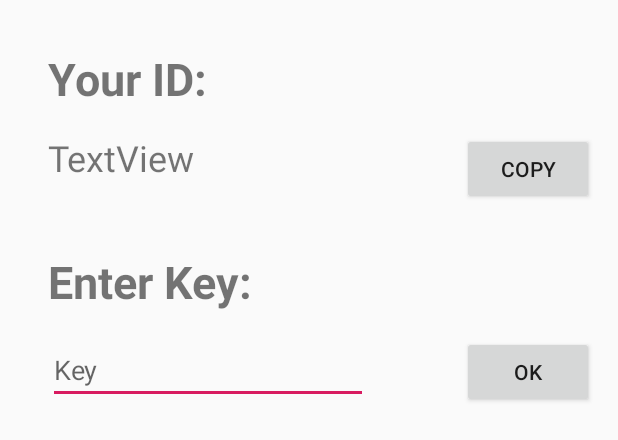
After one commit to jomaresch/TeufelsTurmOffline, an Android app: the layout activity_licence.xml on its own in the app's theme, with its tools: preview values and no code run, on a phone screen of 412 x 824 dp. The commit adds this screen. Shown: the top 440 px of the screen. Run offline under Robolectric (Android 15) with nearby library versions, the phone set to English and light mode, and no system bars.

Commit message:
- add licence key

```diff
--- a/app/src/main/java/com/dex/teufelsturmoffline/activities/SettingsActivity.java
+++ b/app/src/main/java/com/dex/teufelsturmoffline/activities/SettingsActivity.java
@@ -31,7 +31,7 @@ import java.io.OutputStream;
 public class SettingsActivity extends AppCompatActivity {
 
     private HttpTask httpTask;
-    private final int NUMBER_ROUTES = 200;
+    private final int NUMBER_ROUTES = 100;
     private ImageView infoIcon;
     private TextView infoTextIcon;
     private DatabaseHelper db;
--- a/app/src/main/java/com/dex/teufelsturmoffline/database/DatabaseManager.java
+++ b/app/src/main/java/com/dex/teufelsturmoffline/database/DatabaseManager.java
@@ -17,7 +17,7 @@ public class DatabaseManager {
     Context context;
     final String internalDBPath;
     final String internalFilePath;
-    final String mapName = "ss.map";
+    final String mapName = "sn.map";
 
     public DatabaseManager(Context context) {
         this.context = context;
--- a/app/src/main/java/com/dex/teufelsturmoffline/views/DialogRouteListFragment.java
+++ b/app/src/main/java/com/dex/teufelsturmoffline/views/DialogRouteListFragment.java
@@ -20,7 +20,6 @@ import com.dex.teufelsturmoffline.database.DatabaseHelper;
 import com.dex.teufelsturmoffline.model.Route;
 
 import java.util.List;
-import java.util.zip.Inflater;
 
 public class DialogRouteListFragment extends DialogFragment implements View.OnClickListener {
 
--- /dev/null
+++ b/app/src/main/res/layout/activity_licence.xml
@@ -0,0 +1,85 @@
+<?xml version="1.0" encoding="utf-8"?>
+<android.support.constraint.ConstraintLayout xmlns:android="http://schemas.android.com/apk/res/android"
+    xmlns:app="http://schemas.android.com/apk/res-auto"
+    xmlns:tools="http://schemas.android.com/tools"
+    android:layout_width="match_parent"
+    android:layout_height="match_parent"
+    tools:context=".activities.LicenceActivity">
+
+    <TextView
+        android:id="@+id/textView14"
+        android:layout_width="wrap_content"
+        android:layout_height="wrap_content"
+        android:layout_marginStart="32dp"
+        android:layout_marginLeft="32dp"
+        android:layout_marginTop="32dp"
+        android:text="Your ID:"
+        android:textSize="30sp"
+        android:textStyle="bold"
+        app:layout_constraintStart_toStartOf="parent"
+        app:layout_constraintTop_toTopOf="parent" />
+
+    <TextView
+        android:id="@+id/text_device_key_label"
+        android:layout_width="wrap_content"
+        android:layout_height="wrap_content"
+        android:layout_marginStart="32dp"
+        android:layout_marginLeft="32dp"
+        android:layout_marginTop="16dp"
+        android:text="TextView"
+        android:textSize="24sp"
+        app:layout_constraintEnd_toStartOf="@+id/button_copy_device_id"
+        app:layout_constraintHorizontal_bias="0.0"
+        app:layout_constraintStart_toStartOf="parent"
+        app:layout_constraintTop_toBottomOf="@+id/textView14" />
+
+    <TextView
+        android:id="@+id/Your_Key"
+        android:layout_width="wrap_content"
+        android:layout_height="wrap_content"
+        android:layout_marginStart="32dp"
+        android:layout_marginLeft="32dp"
+        android:layout_marginTop="46dp"
+        android:text="Enter Key:"
+        android:textSize="30sp"
+        android:textStyle="bold"
+        app:layout_constraintStart_toStartOf="parent"
+        app:layout_constraintTop_toBottomOf="@+id/text_device_key_label" />
+
+    <Button
+        android:id="@+id/button_copy_device_id"
+        android:layout_width="wrap_content"
+        android:layout_height="wrap_content"
+        android:layout_marginTop="16dp"
+        android:layout_marginEnd="16dp"
+        android:layout_marginRight="16dp"
+        android:text="Copy"
+        app:layout_constraintEnd_toEndOf="parent"
+        app:layout_constraintTop_toBottomOf="@+id/textView14" />
+
+    <EditText
+        android:id="@+id/edit_licence_key"
+        android:layout_width="wrap_content"
+        android:layout_height="wrap_content"
+        android:layout_marginStart="32dp"
+        android:layout_marginLeft="32dp"
+        android:layout_marginTop="16dp"
+        android:ems="10"
+        android:hint="Key"
+        android:inputType="textPersonName"
+        app:layout_constraintEnd_toStartOf="@+id/button_apply_licence_key"
+        app:layout_constraintHorizontal_bias="0.0"
+        app:layout_constraintStart_toStartOf="parent"
+        app:layout_constraintTop_toBottomOf="@+id/Your_Key" />
+
+    <Button
+        android:id="@+id/button_apply_licence_key"
+        android:layout_width="wrap_content"
+        android:layout_height="wrap_content"
+        android:layout_marginTop="16dp"
+        android:layout_marginEnd="16dp"
+        android:layout_marginRight="16dp"
+        android:text="Ok"
+        app:layout_constraintEnd_toEndOf="parent"
+        app:layout_constraintTop_toBottomOf="@+id/Your_Key" />
+</android.support.constraint.ConstraintLayout>
```
Also changed, not shown: app/src/main/AndroidManifest.xml (+9 -6 lines), app/src/main/java/com/dex/teufelsturmoffline/activities/LicenceActivity.java (added, +106 -0 lines), app/src/main/java/com/dex/teufelsturmoffline/activities/MapActivity.java (+67 -23 lines), app/src/main/java/com/dex/teufelsturmoffline/database/SettingsSaver.java (+53 -3 lines), app/src/main/java/com/dex/teufelsturmoffline/model/PeakMarker.java (+10 -8 lines), app/src/main/res/drawable/crosshairs_solid.xml (added, +11 -0 lines), app/src/main/res/drawable/map_pin_solid.xml (added, +19 -0 lines), app/src/main/res/layout/activity_map.xml (+27 -4 lines), 1 other file.
